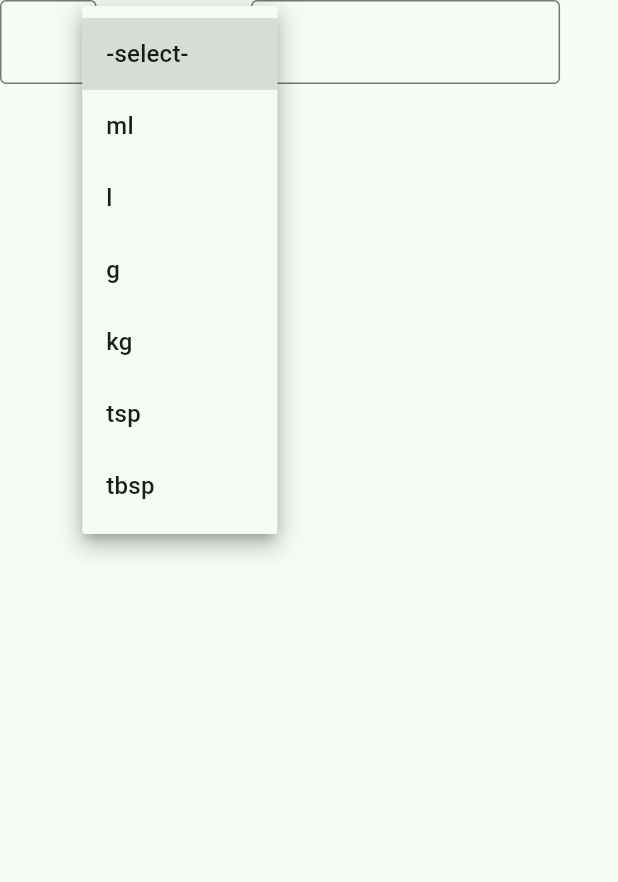
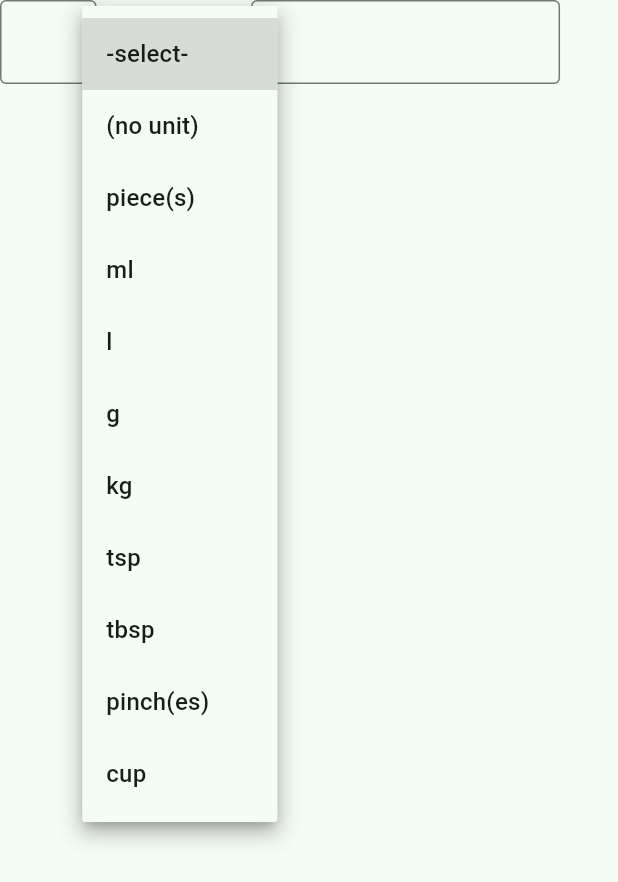
Before and after one commit to schweigerjonas/easy-recipe, a Flutter app: the DynamicIngredientWidget widget shown alone on an empty page, opened directly, after a tap on "-select-", on a phone screen of 412 x 824 dp. Shown: the top 882 px of the screen. Run offline on Flutter 3.47's test engine with Material 3 defaults, Android fonts, the light colour scheme and no system bars; our stand-ins replace cloud_firestore, firebase_auth, firebase_core, firebase_storage, flutter_html, go_router and 3 more; missing offline and left inert: firebase_ui_auth; accounts and stored records are empty; network calls fail.

Commit message:
Add ingredient units and fix dropdownmenu item sizing

```diff
--- a/lib/views/dynamic_ingredient_widget.dart
+++ b/lib/views/dynamic_ingredient_widget.dart
@@ -2,12 +2,16 @@ import 'package:flutter/material.dart';
 
 enum UnitLabel {
   select('-select-'),
+  noUnit('(no unit)'),
+  piece('piece(s)'),
   milliliter('ml'),
   liter('l'),
   gram('g'),
   kilogram('kg'),
   teaspoon('tsp'),
-  tablespoon('tbsp');
+  tablespoon('tbsp'),
+  pinch('pinch(es)'),
+  cup('cup');
 
   const UnitLabel(this.label);
 
@@ -21,7 +25,9 @@ class IngredientWidgetController {
 
   String getUnit() {
     String unit = "";
+
     if (selectedUnit != UnitLabel.select) unit = selectedUnit!.label;
+    if (selectedUnit == UnitLabel.noUnit) unit = "";
 
     return unit;
   }
@@ -62,7 +68,7 @@ class _DynamicIngredientWidgetState extends State<DynamicIngredientWidget> {
             SizedBox(
               width: ((size.width / 32) * 7),
               child: DropdownButtonFormField<UnitLabel>(
-                isDense: true,
+                isExpanded: true,
                 value: widget.controller.selectedUnit,
                 onChanged: (UnitLabel? value) {
                   setState(() {
```
